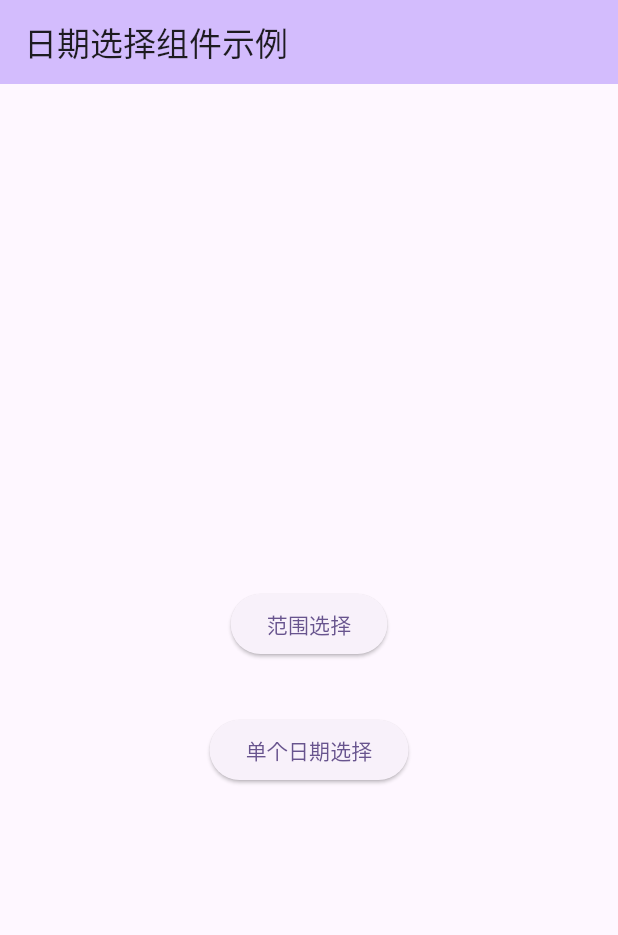
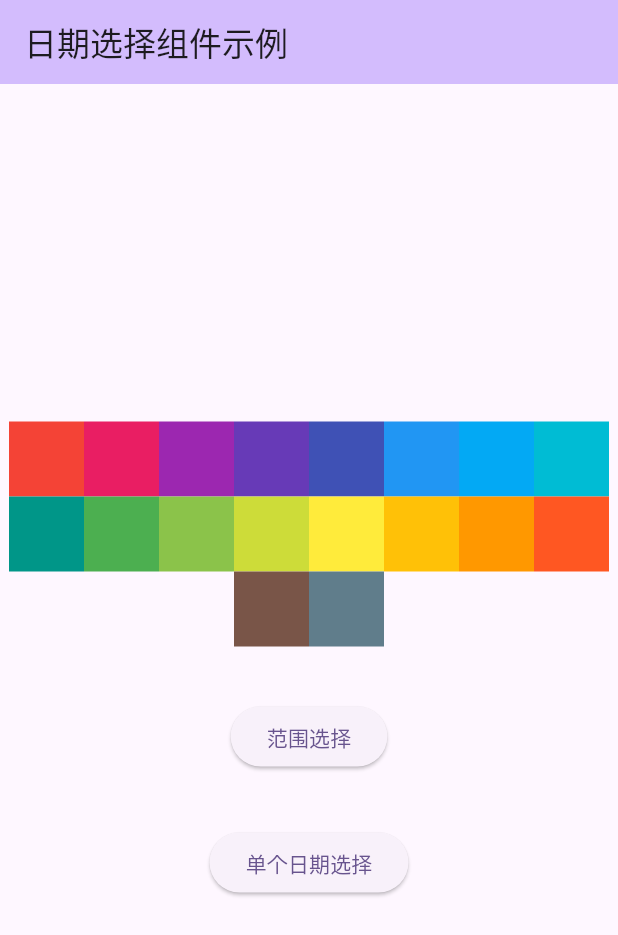
Before and after one commit to knight-L/y_calendar, a Flutter app: the screen it shows after launch, on a phone screen of 412 x 824 dp. Shown: the top 935 px of the screen. Run offline on Flutter 3.47's test engine with Material 3 defaults, Android fonts, the phone set to English and light mode, and no system bars.

Commit message:
feat: 示例增加主题切换

```diff
--- a/example/lib/home.dart
+++ b/example/lib/home.dart
@@ -4,14 +4,15 @@ import 'demo1.dart';
 import 'demo2.dart';
 
 class MyHomePage extends StatefulWidget {
-  const MyHomePage({super.key});
+  const MyHomePage({super.key, this.onTheme});
+
+  final ValueChanged<Color>? onTheme;
 
   @override
   State<MyHomePage> createState() => _MyHomePageState();
 }
 
 class _MyHomePageState extends State<MyHomePage> {
-
   @override
   Widget build(BuildContext context) {
     return Scaffold(
@@ -20,9 +21,28 @@ class _MyHomePageState extends State<MyHomePage> {
         title: Text("日期选择组件示例"),
       ),
       body: Center(
-        child: Column(
-          mainAxisAlignment: MainAxisAlignment.center,
-          children: <Widget>[Demo1(), Demo2()],
+        child: ListView(
+          shrinkWrap: true,
+          children: <Widget>[
+            Wrap(
+              alignment: WrapAlignment.center,
+              children:
+                  Colors.primaries.map((color) {
+                    return Ink(
+                      color: color,
+                      width: 50.0,
+                      height: 50.0,
+                      child: InkWell(
+                        onTap: () {
+                          widget.onTheme?.call(color);
+                        },
+                      ),
+                    );
+                  }).toList(),
+            ),
+            Demo1(),
+            Demo2(),
+          ],
         ),
       ), // This trailing comma makes auto-formatting nicer for build methods.
     );
--- a/example/lib/main.dart
+++ b/example/lib/main.dart
@@ -4,20 +4,29 @@ import 'package:y_calendar/y_calendar.dart';
 import 'home.dart';
 
 void main() {
-  runApp(const MyApp());
+  runApp(MyApp());
 }
 
 class MyApp extends StatelessWidget {
-  const MyApp({super.key});
+  MyApp({super.key});
+
+  final theme = ValueNotifier<Color>(Colors.deepPurple);
 
   @override
   Widget build(BuildContext context) {
-    return MaterialApp(
-      title: 'Flutter Demo',
-      theme: ThemeData(
-        colorScheme: ColorScheme.fromSeed(seedColor: Colors.deepPurple),
-      ),
-      home: const MyHomePage(),
+    return ValueListenableBuilder(
+      builder: (context, v, widget) {
+        return MaterialApp(
+          title: 'Flutter Demo',
+          theme: ThemeData(colorScheme: ColorScheme.fromSeed(seedColor: v)),
+          home: MyHomePage(
+            onTheme: (color) {
+              theme.value = color;
+            },
+          ),
+        );
+      },
+      valueListenable: theme,
     );
   }
 }
```
Also changed, not shown: example/pubspec.lock, 1 other file.
